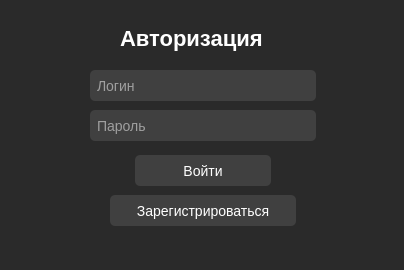
Old version of the form window_login/window_login.ui in the repository b0shka/selling_apps.
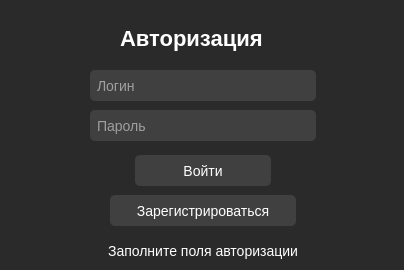
New version of the form.

What changed in the file:
```diff
--- a/window_login/window_login.ui
+++ b/window_login/window_login.ui
@@ -177,7 +177,7 @@
     <string notr="true">font-size: 14px;</string>
    </property>
    <property name="text">
-    <string/>
+    <string>Заполните поля авторизации</string>
    </property>
    <property name="alignment">
     <set>Qt::AlignCenter</set>
```
